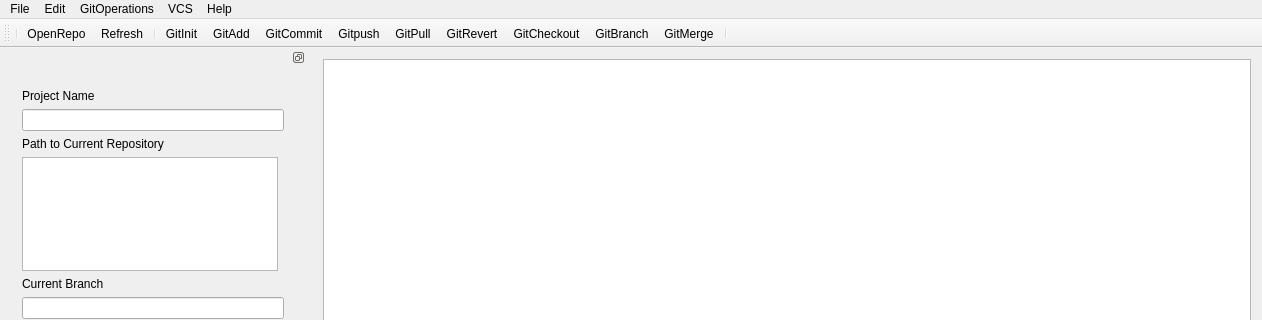
AnthonyChiavelli/GitVisualizationTool, file mainwindow.ui: the form before one commit; both pictures show x 0 to 1262 and y 0 to 320 of the 1262 by 758 pixel window.
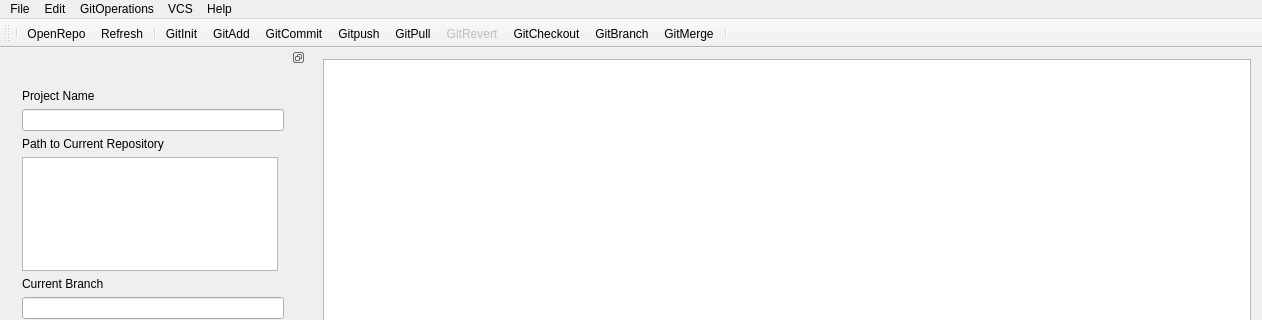
The form after the commit. Icons and pictures are not drawn.

Diff of the .ui file:
```diff
--- a/mainwindow.ui
+++ b/mainwindow.ui
@@ -422,6 +422,9 @@
    </property>
   </action>
   <action name="actionGitRevert">
+   <property name="enabled">
+    <bool>false</bool>
+   </property>
    <property name="icon">
     <iconset resource="resources/images.qrc">
      <normaloff>:/icons/revert.png</normaloff>:/icons/revert.png</iconset>
```
Left out of the diff: 6 changed lines with no effect on the pictures.
